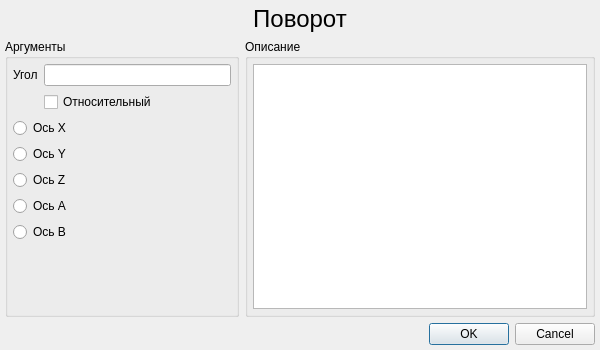
Old version of the form KAMEditor/gui/commands/rotatedialog.ui in the repository Xtail96/SML.
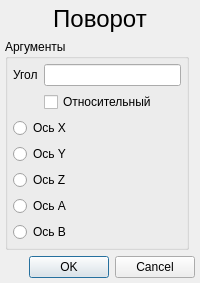
New version of the form.

The edit to the form file:
```diff
--- a/KAMEditor/gui/commands/rotatedialog.ui
+++ b/KAMEditor/gui/commands/rotatedialog.ui
@@ -6,8 +6,8 @@
    <rect>
     <x>0</x>
     <y>0</y>
-    <width>600</width>
-    <height>350</height>
+    <width>200</width>
+    <height>270</height>
    </rect>
   </property>
   <property name="windowTitle">
@@ -118,40 +118,6 @@
      </layout>
     </widget>
    </item>
-   <item row="1" column="1">
-    <widget class="QGroupBox" name="rotate_groupBox_description">
-     <property name="sizePolicy">
-      <sizepolicy hsizetype="Preferred" vsizetype="Preferred">
-       <horstretch>3</horstretch>
-       <verstretch>0</verstretch>
-      </sizepolicy>
-     </property>
-     <property name="title">
-      <string>Описание</string>
-     </property>
-     <layout class="QVBoxLayout" name="verticalLayout">
-      <property name="leftMargin">
-       <number>5</number>
-      </property>
-      <property name="topMargin">
-       <number>5</number>
-      </property>
-      <property name="rightMargin">
-       <number>5</number>
-      </property>
-      <property name="bottomMargin">
-       <number>5</number>
-      </property>
-      <item>
-       <widget class="QTextEdit" name="rotate_textEdit_description">
-        <property name="readOnly">
-         <bool>true</bool>
-        </property>
-       </widget>
-      </item>
-     </layout>
-    </widget>
-   </item>
    <item row="2" column="0" colspan="2">
     <widget class="QDialogButtonBox" name="buttonBox">
      <property name="orientation">
```
Left out of the diff: 6 changed lines with no effect on the pictures.
